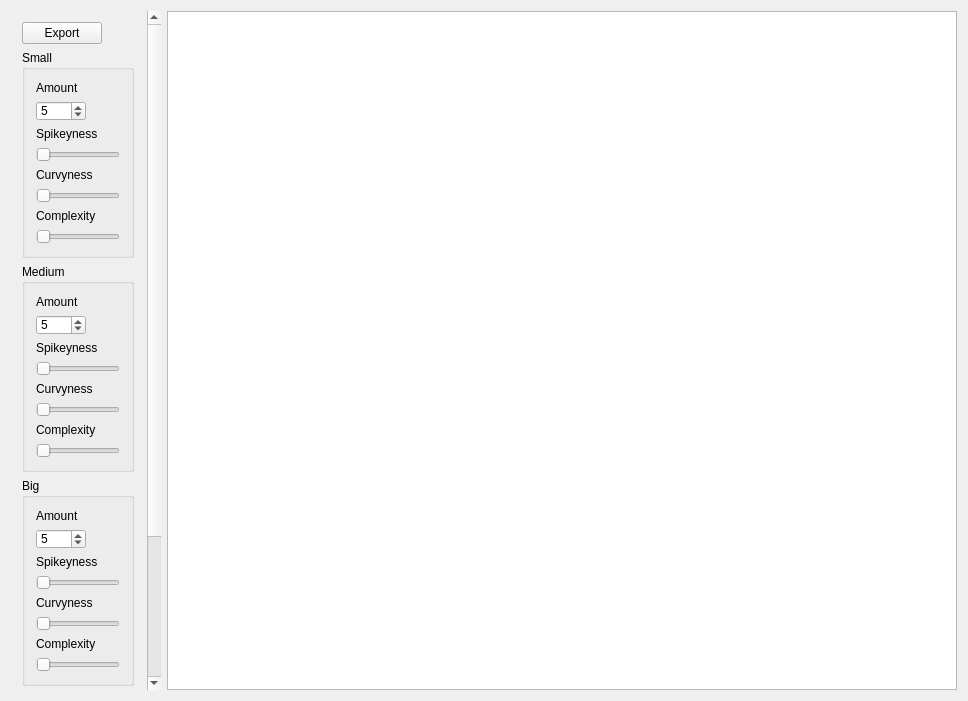
First picture: the form in renderingwindow.ui, repository Wesselmast/CloudWatcher, before the edit.
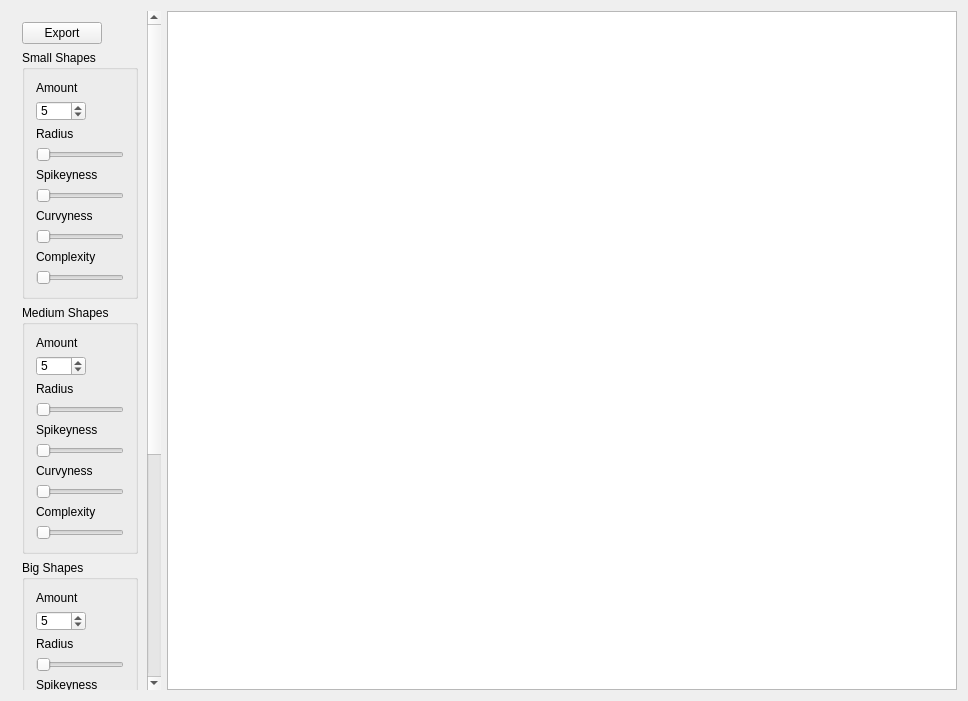
Second picture: the form after the edit.

Commit message: Half-fixed some scaling problems, xtra sliders

```diff
--- a/renderingwindow.ui
+++ b/renderingwindow.ui
@@ -51,9 +51,9 @@
        <property name="geometry">
         <rect>
          <x>0</x>
-         <y>-226</y>
+         <y>-355</y>
          <width>133</width>
-         <height>909</height>
+         <height>1085</height>
         </rect>
        </property>
        <property name="sizePolicy">
@@ -62,134 +62,63 @@
          <verstretch>0</verstretch>
         </sizepolicy>
        </property>
-       <layout class="QFormLayout" name="formLayout">
-        <item row="0" column="0">
-         <widget class="QPushButton" name="exportButton">
-          <property name="sizePolicy">
-           <sizepolicy hsizetype="Fixed" vsizetype="Fixed">
-            <horstretch>0</horstretch>
-            <verstretch>0</verstretch>
-           </sizepolicy>
-          </property>
+       <layout class="QGridLayout" name="gridLayout_4">
+        <item row="7" column="0">
+         <widget class="QLabel" name="label_12">
           <property name="text">
-           <string>Export</string>
+           <string>Center of Balance</string>
           </property>
          </widget>
         </item>
         <item row="2" column="0">
-         <widget class="QGroupBox" name="groupBox_2">
-          <property name="title">
-           <string>Small</string>
-          </property>
-          <layout class="QFormLayout" name="formLayout_2">
-           <item row="1" column="0">
-            <widget class="QLabel" name="label_13">
-             <property name="text">
-              <string>Amount</string>
-             </property>
-            </widget>
-           </item>
-           <item row="2" column="0">
-            <widget class="QSpinBox" name="AmountOfSmallShapes">
-             <property name="sizePolicy">
-              <sizepolicy hsizetype="Fixed" vsizetype="Fixed">
-               <horstretch>0</horstretch>
-               <verstretch>0</verstretch>
-              </sizepolicy>
-             </property>
-             <property name="minimumSize">
-              <size>
-               <width>50</width>
-               <height>20</height>
-              </size>
-             </property>
-             <property name="maximum">
-              <number>10</number>
-             </property>
-             <property name="value">
-              <number>5</number>
-             </property>
-            </widget>
-           </item>
-           <item row="3" column="0">
-            <widget class="QLabel" name="label">
-             <property name="sizePolicy">
-              <sizepolicy hsizetype="Fixed" vsizetype="Fixed">
-               <horstretch>0</horstretch>
-               <verstretch>0</verstretch>
-              </sizepolicy>
-             </property>
-             <property name="text">
-              <string>Spikeyness</string>
-             </property>
-            </widget>
-           </item>
-           <item row="4" column="0">
-            <widget class="QSlider" name="AggresivenessSmallSlider">
-             <property name="maximum">
-              <number>70</number>
-             </property>
-             <property name="orientation">
-              <enum>Qt::Horizontal</enum>
-             </property>
-            </widget>
-           </item>
-           <item row="5" column="0">
-            <widget class="QLabel" name="label_2">
-             <property name="text">
-              <string>Curvyness</string>
-             </property>
-            </widget>
-           </item>
-           <item row="6" column="0">
-            <widget class="QSlider" name="CurvynessSmallSlider">
-             <property name="minimum">
-              <number>1</number>
-             </property>
-             <property name="maximum">
-              <number>10</number>
-             </property>
-             <property name="orientation">
-              <enum>Qt::Horizontal</enum>
-             </property>
-            </widget>
-           </item>
-           <item row="7" column="0">
-            <widget class="QLabel" name="label_3">
-             <property name="sizePolicy">
-              <sizepolicy hsizetype="Fixed" vsizetype="Fixed">
-               <horstretch>0</horstretch>
-               <verstretch>0</verstretch>
-              </sizepolicy>
-             </property>
-             <property name="text">
-              <string>Complexity</string>
-             </property>
-            </widget>
-           </item>
-           <item row="8" column="0">
-            <widget class="QSlider" name="ComplexitySmallSlider">
-             <property name="minimum">
-              <number>4</number>
-             </property>
-             <property name="maximum">
-              <number>15</number>
-             </property>
-             <property name="orientation">
-              <enum>Qt::Horizontal</enum>
-             </property>
-            </widget>
-           </item>
-          </layout>
-         </widget>
-        </item>
-        <item row="3" column="0">
          <widget class="QGroupBox" name="groupBox_3">
           <property name="title">
-           <string>Medium</string>
+           <string>Medium Shapes</string>
           </property>
           <layout class="QGridLayout" name="gridLayout_2">
-           <item row="4" column="0">
+           <item row="10" column="0">
+            <widget class="QSlider" name="ComplexityMediumSlider">
+             <property name="minimum">
+              <number>4</number>
+             </property>
+             <property name="maximum">
+              <number>25</number>
+             </property>
+             <property name="orientation">
+              <enum>Qt::Horizontal</enum>
+             </property>
+            </widget>
+           </item>
+           <item row="0" column="0">
+            <widget class="QLabel" name="label_14">
+             <property name="text">
+              <string>Amount</string>
+             </property>
+            </widget>
+           </item>
+           <item row="1" column="0">
+            <widget class="QSpinBox" name="AmountOfMediumShapes">
+             <property name="minimumSize">
+              <size>
+               <width>50</width>
+               <height>20</height>
+              </size>
+             </property>
+             <property name="maximumSize">
+              <size>
+               <width>50</width>
+               <height>20</height>
+              </size>
+             </property>
+             <property name="maximum">
+              <number>10</number>
+             </property>
+             <property name="value">
+              <number>5</number>
+             </property>
+            </widget>
+           </item>
+           <item row="6" column="0">
             <widget class="QSlider" name="AggresivenessMediumSlider">
              <property name="maximum">
               <number>90</number>
@@ -199,33 +128,7 @@
              </property>
             </widget>
            </item>
-           <item row="8" column="0">
-            <widget class="QSlider" name="ComplexityMediumSlider">
-             <property name="minimum">
-              <number>4</number>
-             </property>
-             <property name="maximum">
-              <number>25</number>
-             </property>
-             <property name="orientation">
-              <enum>Qt::Horizontal</enum>
-             </property>
-            </widget>
-           </item>
-           <item row="6" column="0">
-            <widget class="QSlider" name="CurvynessMediumlSlider">
-             <property name="minimum">
-              <number>1</number>
-             </property>
-             <property name="maximum">
-              <number>10</number>
-             </property>
-             <property name="orientation">
-              <enum>Qt::Horizontal</enum>
-             </property>
-            </widget>
-           </item>
-           <item row="2" column="0">
+           <item row="4" column="0">
             <widget class="QLabel" name="label_5">
              <property name="sizePolicy">
               <sizepolicy hsizetype="Fixed" vsizetype="Fixed">
@@ -238,21 +141,7 @@
              </property>
             </widget>
            </item>
-           <item row="0" column="0">
-            <widget class="QLabel" name="label_14">
-             <property name="text">
-              <string>Amount</string>
-             </property>
-            </widget>
-           </item>
-           <item row="5" column="0">
-            <widget class="QLabel" name="label_6">
-             <property name="text">
-              <string>Curvyness</string>
-             </property>
-            </widget>
-           </item>
-           <item row="7" column="0">
+           <item row="9" column="0">
             <widget class="QLabel" name="label_7">
              <property name="sizePolicy">
               <sizepolicy hsizetype="Preferred" vsizetype="Fixed">
@@ -265,25 +154,43 @@
              </property>
             </widget>
            </item>
-           <item row="1" column="0">
-            <widget class="QSpinBox" name="AmountOfMediumShapes">
-             <property name="minimumSize">
-              <size>
-               <width>50</width>
-               <height>20</height>
-              </size>
-             </property>
-             <property name="maximumSize">
-              <size>
-               <width>50</width>
-               <height>20</height>
-              </size>
+           <item row="8" column="0">
+            <widget class="QSlider" name="CurvynessMediumlSlider">
+             <property name="minimum">
+              <number>1</number>
              </property>
              <property name="maximum">
               <number>10</number>
              </property>
-             <property name="value">
-              <number>5</number>
+             <property name="orientation">
+              <enum>Qt::Horizontal</enum>
+             </property>
+            </widget>
+           </item>
+           <item row="2" column="0">
+            <widget class="QLabel" name="label_17">
+             <property name="text">
+              <string>Radius</string>
+             </property>
+            </widget>
+           </item>
+           <item row="7" column="0">
+            <widget class="QLabel" name="label_6">
+             <property name="text">
+              <string>Curvyness</string>
+             </property>
+            </widget>
+           </item>
+           <item row="3" column="0">
+            <widget class="QSlider" name="RadiusMediumSlider">
+             <property name="minimum">
+              <number>15</number>
+             </property>
+             <property name="maximum">
+              <number>60</number>
+             </property>
+             <property name="orientation">
+              <enum>Qt::Horizontal</enum>
              </property>
             </widget>
            </item>
@@ -291,12 +198,39 @@
          </widget>
         </item>
         <item row="4" column="0">
+         <widget class="QLabel" name="label_11">
+          <property name="text">
+           <string>Spacing</string>
+          </property>
+         </widget>
+        </item>
+        <item row="0" column="0">
+         <widget class="QPushButton" name="exportButton">
+          <property name="sizePolicy">
+           <sizepolicy hsizetype="Fixed" vsizetype="Fixed">
+            <horstretch>0</horstretch>
+            <verstretch>0</verstretch>
+           </sizepolicy>
+          </property>
+          <property name="text">
+           <string>Export</string>
+          </property>
+         </widget>
+        </item>
+        <item row="3" column="0">
          <widget class="QGroupBox" name="groupBox_4">
           <property name="title">
-           <string>Big</string>
+           <string>Big Shapes</string>
           </property>
           <layout class="QGridLayout" name="gridLayout_3">
-           <item row="5" column="0">
+           <item row="2" column="0">
+            <widget class="QLabel" name="label_18">
+             <property name="text">
+              <string>Radius</string>
+             </property>
+            </widget>
+           </item>
+           <item row="7" column="0">
             <widget class="QSlider" name="CurvynessBigSlider">
              <property name="minimum">
               <number>1</number>
@@ -309,21 +243,14 @@
              </property>
             </widget>
            </item>
-           <item row="3" column="0">
+           <item row="5" column="0">
             <widget class="QSlider" name="AggresivenessBigSlider">
              <property name="orientation">
               <enum>Qt::Horizontal</enum>
              </property>
             </widget>
            </item>
-           <item row="4" column="0">
-            <widget class="QLabel" name="label_9">
-             <property name="text">
-              <string>Curvyness</string>
-             </property>
-            </widget>
-           </item>
-           <item row="7" column="0">
+           <item row="9" column="0">
             <widget class="QSlider" name="ComplexityBigSlider">
              <property name="minimum">
               <number>4</number>
@@ -336,7 +263,7 @@
              </property>
             </widget>
            </item>
-           <item row="6" column="0">
+           <item row="8" column="0">
             <widget class="QLabel" name="label_10">
              <property name="sizePolicy">
               <sizepolicy hsizetype="Preferred" vsizetype="Fixed">
@@ -349,16 +276,10 @@
              </property>
             </widget>
            </item>
-           <item row="2" column="0">
-            <widget class="QLabel" name="label_8">
-             <property name="sizePolicy">
-              <sizepolicy hsizetype="Preferred" vsizetype="Fixed">
-               <horstretch>0</horstretch>
-               <verstretch>0</verstretch>
-              </sizepolicy>
-             </property>
+           <item row="6" column="0">
+            <widget class="QLabel" name="label_9">
              <property name="text">
-              <string>Spikeyness</string>
+              <string>Curvyness</string>
              </property>
             </widget>
            </item>
@@ -369,6 +290,19 @@
              </property>
             </widget>
            </item>
+           <item row="4" column="0">
+            <widget class="QLabel" name="label_8">
+             <property name="sizePolicy">
+              <sizepolicy hsizetype="Preferred" vsizetype="Fixed">
+               <horstretch>0</horstretch>
+               <verstretch>0</verstretch>
+              </sizepolicy>
+             </property>
+             <property name="text">
+              <string>Spikeyness</string>
+             </property>
+            </widget>
+           </item>
            <item row="1" column="0">
             <widget class="QSpinBox" name="AmountOfBigShapes">
              <property name="maximumSize">
@@ -388,60 +322,23 @@
              </property>
             </widget>
            </item>
+           <item row="3" column="0">
+            <widget class="QSlider" name="RadiusBigSlider">
+             <property name="minimum">
+              <number>30</number>
+             </property>
+             <property name="maximum">
+              <number>120</number>
+             </property>
+             <property name="orientation">
+              <enum>Qt::Horizontal</enum>
+             </property>
+            </widget>
+           </item>
           </layout>
          </widget>
         </item>
-        <item row="5" column="0">
-         <widget class="QLabel" name="label_11">
-          <property name="text">
-           <string>Spacing</string>
-          </property>
-         </widget>
-        </item>
-        <item row="6" column="0">
-         <widget class="QSlider" name="OuterMarginSlider">
-          <property name="minimum">
-           <number>0</number>
-          </property>
-          <property name="maximum">
-           <number>99</number>
-          </property>
-          <property name="value">
-           <number>0</number>
-          </property>
-          <property name="orientation">
-           <enum>Qt::Horizontal</enum>
-          </property>
-         </widget>
-        </item>
-        <item row="7" column="0">
-         <widget class="QLabel" name="label_12">
-          <property name="text">
-           <string>Center of Balance</string>
-          </property>
-         </widget>
-        </item>
-        <item row="8" column="0">
-         <widget class="QSlider" name="CenterOfBalanceSlider">
-          <property name="orientation">
-           <enum>Qt::Horizontal</enum>
-          </property>
-         </widget>
-        </item>
-        <item row="9" column="0">
-         <widget class="QLabel" name="label_4">
-          <property name="sizePolicy">
-           <sizepolicy hsizetype="Fixed" vsizetype="Fixed">
-            <horstretch>0</horstretch>
-            <verstretch>0</verstretch>
-           </sizepolicy>
-          </property>
-          <property name="text">
-           <string>Line thickness</string>
-          </property>
-         </widget>
-        </item>
-        <item row="10" column="0">
+        <item row="12" column="0">
          <widget class="QSlider" name="LineThickSlider">
           <property name="minimum">
            <number>2</number>
@@ -454,20 +351,7 @@
           </property>
          </widget>
         </item>
-        <item row="11" column="0">
-         <widget class="QPushButton" name="randomizeButton">
-          <property name="sizePolicy">
-           <sizepolicy hsizetype="Fixed" vsizetype="Fixed">
-            <horstretch>0</horstretch>
-            <verstretch>0</verstretch>
-           </sizepolicy>
-          </property>
-          <property name="text">
-           <string>Randomize</string>
-          </property>
-         </widget>
-        </item>
-        <item row="12" column="0" colspan="2">
+        <item row="14" column="0">
          <widget class="QPushButton" name="generateButton">
           <property name="sizePolicy">
            <sizepolicy hsizetype="Expanding" vsizetype="Fixed">
@@ -480,6 +364,196 @@
           </property>
          </widget>
         </item>
+        <item row="9" column="0">
+         <widget class="QLabel" name="label_19">
+          <property name="text">
+           <string>Vertical / Diagonal</string>
+          </property>
+         </widget>
+        </item>
+        <item row="1" column="0">
+         <widget class="QGroupBox" name="groupBox_2">
+          <property name="title">
+           <string>Small Shapes</string>
+          </property>
+          <layout class="QGridLayout" name="gridLayout">
+           <item row="0" column="0">
+            <widget class="QLabel" name="label_13">
+             <property name="text">
+              <string>Amount</string>
+             </property>
+            </widget>
+           </item>
+           <item row="1" column="0">
+            <widget class="QSpinBox" name="AmountOfSmallShapes">
+             <property name="sizePolicy">
+              <sizepolicy hsizetype="Fixed" vsizetype="Fixed">
+               <horstretch>0</horstretch>
+               <verstretch>0</verstretch>
+              </sizepolicy>
+             </property>
+             <property name="minimumSize">
+              <size>
+               <width>50</width>
+               <height>20</height>
+              </size>
+             </property>
+             <property name="maximum">
+              <number>10</number>
+             </property>
+             <property name="value">
+              <number>5</number>
+             </property>
+            </widget>
+           </item>
+           <item row="2" column="0">
+            <widget class="QLabel" name="label_16">
+             <property name="text">
+              <string>Radius</string>
+             </property>
+            </widget>
+           </item>
+           <item row="3" column="0">
+            <widget class="QSlider" name="RadiusSmallSlider">
+             <property name="minimum">
+              <number>5</number>
+             </property>
+             <property name="maximum">
+              <number>25</number>
+             </property>
+             <property name="orientation">
+              <enum>Qt::Horizontal</enum>
+             </property>
+            </widget>
+           </item>
+           <item row="4" column="0">
+            <widget class="QLabel" name="label">
+             <property name="sizePolicy">
+              <sizepolicy hsizetype="Fixed" vsizetype="Fixed">
+               <horstretch>0</horstretch>
+               <verstretch>0</verstretch>
+              </sizepolicy>
+             </property>
+             <property name="text">
+              <string>Spikeyness</string>
+             </property>
+            </widget>
+           </item>
+           <item row="5" column="0">
+            <widget class="QSlider" name="AggresivenessSmallSlider">
+             <property name="maximum">
+              <number>70</number>
+             </property>
+             <property name="orientation">
+              <enum>Qt::Horizontal</enum>
+             </property>
+            </widget>
+           </item>
+           <item row="6" column="0">
+            <widget class="QLabel" name="label_2">
+             <property name="text">
+              <string>Curvyness</string>
+             </property>
+            </widget>
+           </item>
+           <item row="7" column="0">
+            <widget class="QSlider" name="CurvynessSmallSlider">
+             <property name="minimum">
+              <number>1</number>
+             </property>
+             <property name="maximum">
+              <number>10</number>
+             </property>
+             <property name="orientation">
+              <enum>Qt::Horizontal</enum>
+             </property>
+            </widget>
+           </item>
+           <item row="8" column="0">
+            <widget class="QLabel" name="label_3">
+             <property name="sizePolicy">
+              <sizepolicy hsizetype="Fixed" vsizetype="Fixed">
+               <horstretch>0</horstretch>
+               <verstretch>0</verstretch>
+              </sizepolicy>
+             </property>
+             <property name="text">
+              <string>Complexity</string>
+             </property>
+            </widget>
+           </item>
+           <item row="9" column="0">
+            <widget class="QSlider" name="ComplexitySmallSlider">
+             <property name="minimum">
+              <number>4</number>
+             </property>
+             <property name="maximum">
+              <number>15</number>
+             </property>
+             <property name="orientation">
+              <enum>Qt::Horizontal</enum>
+             </property>
+            </widget>
+           </item>
+          </layout>
+         </widget>
+        </item>
+        <item row="13" column="0">
+         <widget class="QPushButton" name="randomizeButton">
+          <property name="sizePolicy">
+           <sizepolicy hsizetype="Fixed" vsizetype="Fixed">
+            <horstretch>0</horstretch>
+            <verstretch>0</verstretch>
+           </sizepolicy>
+          </property>
+          <property name="text">
+           <string>Randomize</string>
+          </property>
+         </widget>
+        </item>
+        <item row="11" column="0">
+         <widget class="QLabel" name="label_4">
+          <property name="sizePolicy">
+           <sizepolicy hsizetype="Fixed" vsizetype="Fixed">
+            <horstretch>0</horstretch>
+            <verstretch>0</verstretch>
+           </sizepolicy>
+          </property>
+          <property name="text">
+           <string>Line thickness</string>
+          </property>
+         </widget>
+        </item>
+        <item row="10" column="0">
+         <widget class="QSlider" name="VerticalDiagonalSlider">
+          <property name="orientation">
+           <enum>Qt::Horizontal</enum>
+          </property>
+         </widget>
+        </item>
+        <item row="8" column="0">
+         <widget class="QSlider" name="CenterOfBalanceSlider">
+          <property name="orientation">
+           <enum>Qt::Horizontal</enum>
+          </property>
+         </widget>
+        </item>
+        <item row="6" column="0">
+         <widget class="QSlider" name="OuterMarginSlider">
+          <property name="minimum">
+           <number>-40</number>
+          </property>
+          <property name="maximum">
+           <number>60</number>
+          </property>
+          <property name="value">
+           <number>-40</number>
+          </property>
+          <property name="orientation">
+           <enum>Qt::Horizontal</enum>
+          </property>
+         </widget>
+        </item>
        </layout>
       </widget>
      </widget>
```
The commit also changes 9 other files.
